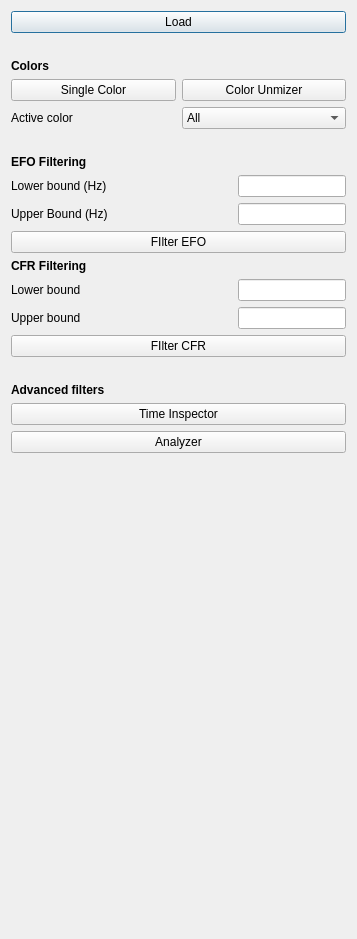
Before: the Qt Designer form pyminflux/ui/wizard.ui in bsse-scf/pyMINFLUX, drawn with Qt 5.
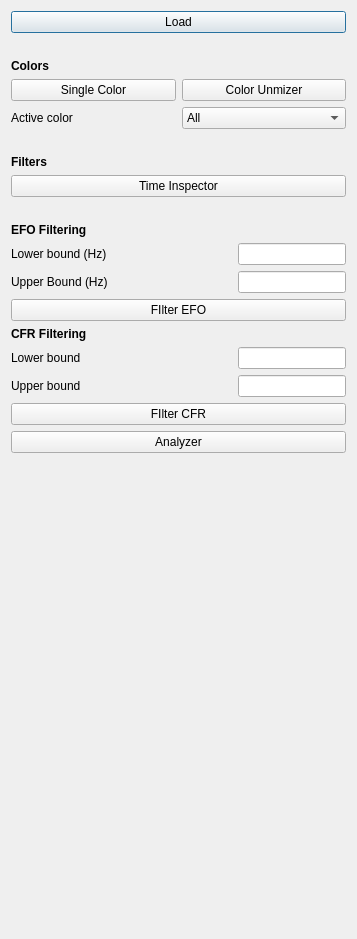
After: the same form once the commit is applied.

Commit message: Move the Time Inspector back up in the wizard.

```diff
--- a/pyminflux/ui/wizard.ui
+++ b/pyminflux/ui/wizard.ui
@@ -142,6 +142,41 @@
        </property>
       </spacer>
      </item>
+     <item>
+      <widget class="QLabel" name="lbFilters">
+       <property name="font">
+        <font>
+         <bold>true</bold>
+        </font>
+       </property>
+       <property name="text">
+        <string>Filters</string>
+       </property>
+      </widget>
+     </item>
+     <item>
+      <widget class="QPushButton" name="pbTimeInspector">
+       <property name="text">
+        <string>Time Inspector</string>
+       </property>
+      </widget>
+     </item>
+     <item>
+      <spacer name="verticalSpacer_3">
+       <property name="orientation">
+        <enum>Qt::Vertical</enum>
+       </property>
+       <property name="sizeType">
+        <enum>QSizePolicy::Fixed</enum>
+       </property>
+       <property name="sizeHint" stdset="0">
+        <size>
+         <width>20</width>
+         <height>20</height>
+        </size>
+       </property>
+      </spacer>
+     </item>
      <item>
       <widget class="QLabel" name="lbEFOFiltering">
        <property name="font">
@@ -264,41 +299,6 @@
        </property>
       </widget>
      </item>
-     <item>
-      <spacer name="verticalSpacer_3">
-       <property name="orientation">
-        <enum>Qt::Vertical</enum>
-       </property>
-       <property name="sizeType">
-        <enum>QSizePolicy::Fixed</enum>
-       </property>
-       <property name="sizeHint" stdset="0">
-        <size>
-         <width>20</width>
-         <height>20</height>
-        </size>
-       </property>
-      </spacer>
-     </item>
-     <item>
-      <widget class="QLabel" name="lbFilters">
-       <property name="font">
-        <font>
-         <bold>true</bold>
-        </font>
-       </property>
-       <property name="text">
-        <string>Advanced filters</string>
-       </property>
-      </widget>
-     </item>
-     <item>
-      <widget class="QPushButton" name="pbTimeInspector">
-       <property name="text">
-        <string>Time Inspector</string>
-       </property>
-      </widget>
-     </item>
      <item>
       <widget class="QPushButton" name="pbAnalyzer">
        <property name="text">
```
The commit also changes 1 other file.
